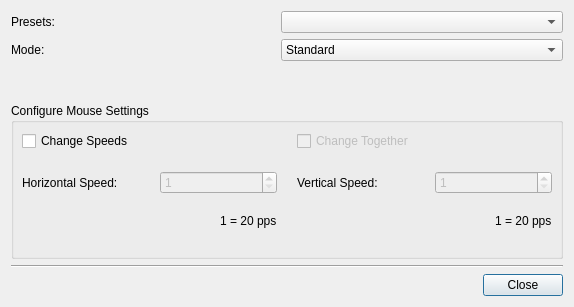
Before: the Qt Designer form src/dpadeditdialog.ui in AntiMicroX/antimicrox, drawn with Qt 5.
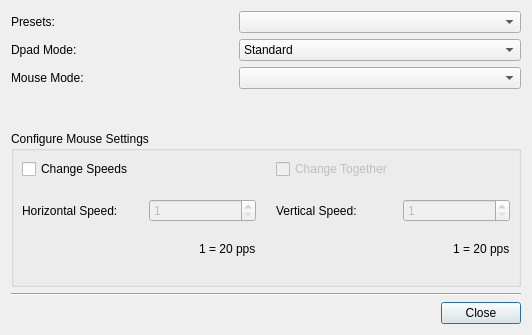
After: the same form once the commit is applied.

Commit message: Initial testing of spring mouse mode.

```diff
--- a/src/dpadeditdialog.ui
+++ b/src/dpadeditdialog.ui
@@ -6,8 +6,8 @@
    <rect>
     <x>0</x>
     <y>0</y>
-    <width>574</width>
-    <height>305</height>
+    <width>532</width>
+    <height>332</height>
    </rect>
   </property>
   <property name="windowTitle">
@@ -87,7 +87,7 @@
        <item>
         <widget class="QLabel" name="label_11">
          <property name="text">
-          <string>Mode:</string>
+          <string>Dpad Mode:</string>
          </property>
         </widget>
        </item>
@@ -113,6 +113,42 @@
        </item>
       </layout>
      </item>
+     <item>
+      <layout class="QHBoxLayout" name="horizontalLayout_2">
+       <item>
+        <widget class="QLabel" name="label">
+         <property name="text">
+          <string>Mouse Mode:</string>
+         </property>
+        </widget>
+       </item>
+       <item>
+        <widget class="QComboBox" name="mouseModeComboBox">
+         <property name="minimumSize">
+          <size>
+           <width>282</width>
+           <height>0</height>
+          </size>
+         </property>
+         <item>
+          <property name="text">
+           <string/>
+          </property>
+         </item>
+         <item>
+          <property name="text">
+           <string>Cursor</string>
+          </property>
+         </item>
+         <item>
+          <property name="text">
+           <string>Spring</string>
+          </property>
+         </item>
+        </widget>
+       </item>
+      </layout>
+     </item>
     </layout>
    </item>
    <item>
```
The commit also changes 29 other files.
